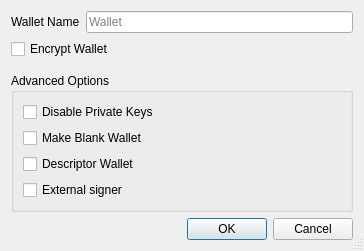
This is src/qt/forms/createwalletdialog.ui in geranium-coin/geranium as Qt 5 draws it before an edit. The edited form follows.
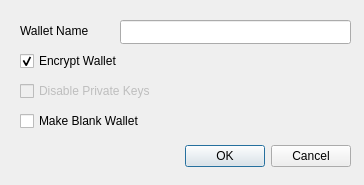
This is the edited form.

```diff
--- a/src/qt/forms/createwalletdialog.ui
+++ b/src/qt/forms/createwalletdialog.ui
@@ -7,42 +7,60 @@
     <x>0</x>
     <y>0</y>
     <width>364</width>
-    <height>249</height>
+    <height>185</height>
    </rect>
   </property>
   <property name="windowTitle">
    <string>Create Wallet</string>
   </property>
-  <property name="sizeGripEnabled">
-   <bool>true</bool>
-  </property>
-  <layout class="QVBoxLayout" name="verticalLayout">
-   <item>
-    <layout class="QHBoxLayout" name="horizontalLayout">
-     <item>
-      <widget class="QLabel" name="wallet_name_label">
-       <property name="text">
-        <string>Wallet Name</string>
-       </property>
-      </widget>
-     </item>
-     <item>
+  <widget class="QDialogButtonBox" name="buttonBox">
+   <property name="geometry">
+    <rect>
+     <x>10</x>
+     <y>140</y>
+     <width>341</width>
+     <height>32</height>
+    </rect>
+   </property>
+   <property name="orientation">
+    <enum>Qt::Horizontal</enum>
+   </property>
+   <property name="standardButtons">
+    <set>QDialogButtonBox::Cancel|QDialogButtonBox::Ok</set>
+   </property>
+  </widget>
       <widget class="QLineEdit" name="wallet_name_line_edit">
-       <property name="minimumSize">
-        <size>
-         <width>262</width>
-         <height>0</height>
-        </size>
-       </property>
-       <property name="placeholderText">
-        <string>Wallet</string>
-       </property>
-      </widget>
-     </item>
-    </layout>
-   </item>
-   <item>
+   <property name="geometry">
+    <rect>
+     <x>120</x>
+     <y>20</y>
+     <width>231</width>
+     <height>24</height>
+    </rect>
+   </property>
+  </widget>
+  <widget class="QLabel" name="label">
+   <property name="geometry">
+    <rect>
+     <x>20</x>
+     <y>20</y>
+     <width>101</width>
+     <height>21</height>
+    </rect>
+   </property>
+   <property name="text">
+    <string>Wallet Name</string>
+   </property>
+  </widget>
     <widget class="QCheckBox" name="encrypt_wallet_checkbox">
+   <property name="geometry">
+    <rect>
+     <x>20</x>
+     <y>50</y>
+     <width>171</width>
+     <height>22</height>
+    </rect>
+   </property>
      <property name="toolTip">
       <string>Encrypt the wallet. The wallet will be encrypted with a passphrase of your choice.</string>
      </property>
@@ -50,36 +68,20 @@
       <string>Encrypt Wallet</string>
      </property>
      <property name="checked">
-      <bool>false</bool>
-     </property>
-    </widget>
-   </item>
-   <item>
-    <spacer name="verticalSpacer_1">
-     <property name="orientation">
-      <enum>Qt::Vertical</enum>
-     </property>
-     <property name="sizeType">
-      <enum>QSizePolicy::Fixed</enum>
-     </property>
-     <property name="sizeHint" stdset="0">
-      <size>
-       <width>20</width>
-       <height>8</height>
-      </size>
-     </property>
-    </spacer>
-   </item>
-   <item>
-    <widget class="QGroupBox" name="groupBox">
-     <property name="title">
-      <string>Advanced Options</string>
-     </property>
-     <layout class="QVBoxLayout" name="verticalLayout_groupbox">
-      <item>
+    <bool>true</bool>
+   </property>
+  </widget>
        <widget class="QCheckBox" name="disable_privkeys_checkbox">
         <property name="enabled">
-         <bool>true</bool>
+    <bool>false</bool>
+   </property>
+   <property name="geometry">
+    <rect>
+     <x>20</x>
+     <y>80</y>
+     <width>171</width>
+     <height>22</height>
+    </rect>
         </property>
         <property name="toolTip">
          <string>Disable private keys for this wallet. Wallets with private keys disabled will have no private keys and cannot have an HD seed or imported private keys. This is ideal for watch-only wallets.</string>
@@ -88,9 +90,15 @@
          <string>Disable Private Keys</string>
         </property>
        </widget>
-      </item>
-      <item>
        <widget class="QCheckBox" name="blank_wallet_checkbox">
+   <property name="geometry">
+    <rect>
+     <x>20</x>
+     <y>110</y>
+     <width>171</width>
+     <height>22</height>
+    </rect>
+   </property>
         <property name="toolTip">
          <string>Make a blank wallet. Blank wallets do not initially have private keys or scripts. Private keys and addresses can be imported, or an HD seed can be set, at a later time.</string>
         </property>
@@ -98,54 +106,6 @@
          <string>Make Blank Wallet</string>
         </property>
        </widget>
-      </item>
-      <item>
-       <widget class="QCheckBox" name="descriptor_checkbox">
-        <property name="toolTip">
-         <string>Use descriptors for scriptPubKey management</string>
-        </property>
-        <property name="text">
-         <string>Descriptor Wallet</string>
-        </property>
-       </widget>
-      </item>
-      <item>
-       <widget class="QCheckBox" name="external_signer_checkbox">
-        <property name="toolTip">
-         <string>Use an external signing device such as a hardware wallet. Configure the external signer script in wallet preferences first.</string>
-        </property>
-        <property name="text">
-         <string>External signer</string>
-        </property>
-       </widget>
-      </item>
-     </layout>
-    </widget>
-   </item>
-   <item>
-    <spacer name="verticalSpacer_2">
-     <property name="orientation">
-      <enum>Qt::Vertical</enum>
-     </property>
-     <property name="sizeHint" stdset="0">
-      <size>
-       <width>20</width>
-       <height>0</height>
-      </size>
-     </property>
-    </spacer>
-   </item>
-   <item>
-    <widget class="QDialogButtonBox" name="buttonBox">
-     <property name="orientation">
-      <enum>Qt::Horizontal</enum>
-     </property>
-     <property name="standardButtons">
-      <set>QDialogButtonBox::Cancel|QDialogButtonBox::Ok</set>
-     </property>
-    </widget>
-   </item>
-  </layout>
  </widget>
  <tabstops>
   <tabstop>wallet_name_line_edit</tabstop>
```
Left out of the diff: 2 changed lines with no effect on the pictures. Lines whose indentation alone changed are shown as unchanged.
